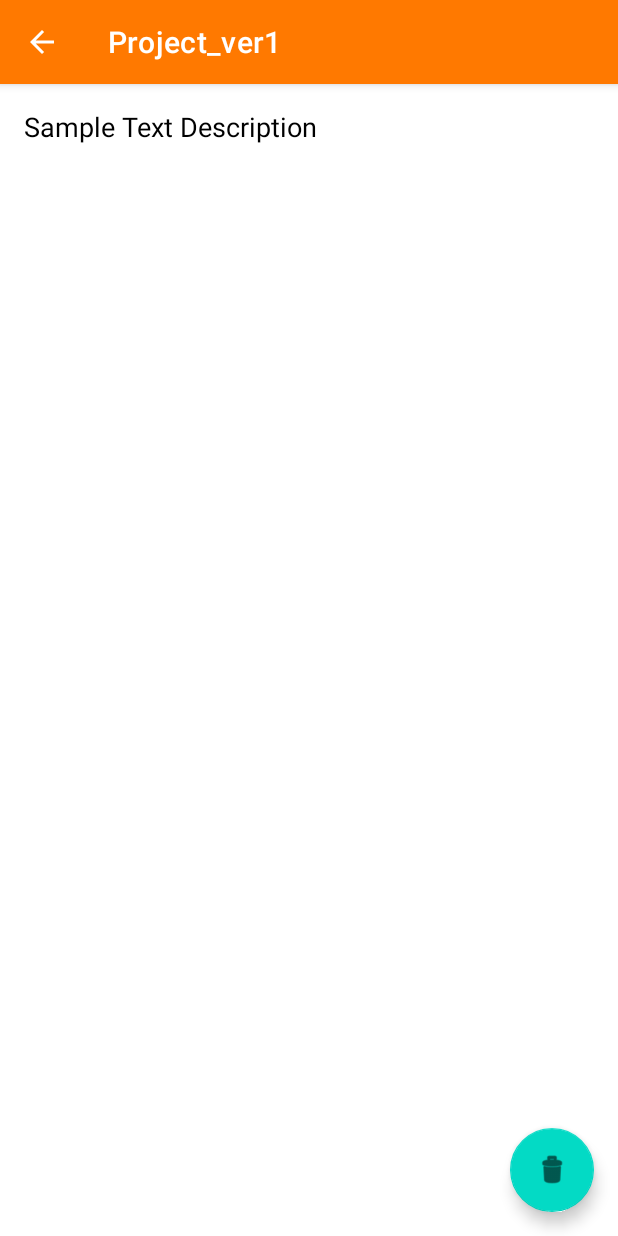
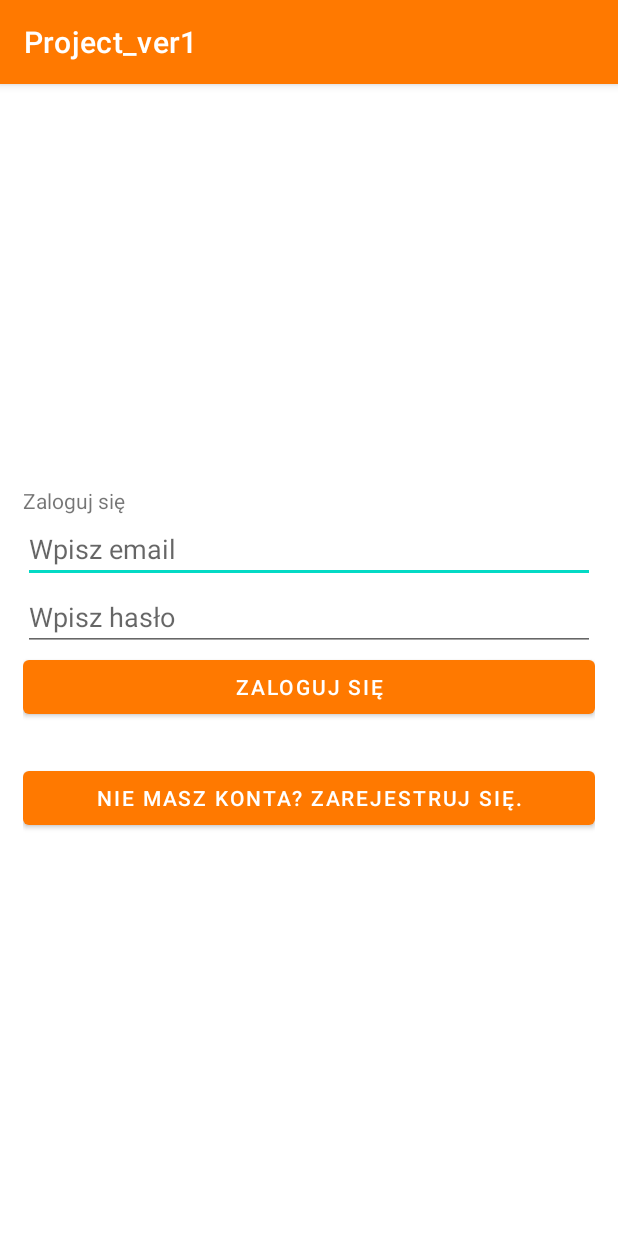
Before and after one commit to krzysztofb200/Product-Description-Analyzer, an Android app: the screen it shows after launch (ListDetail before the commit, LoginActivity after it), on a phone screen of 412 x 824 dp. Run offline under Robolectric (Android 15) with nearby library versions, the phone set to English and light mode, and no system bars; our stand-ins replace Firebase (no records; nobody signed in at launch, a user with empty details on screens opened directly).

Commit message:
- login activity added

```diff
--- /dev/null
+++ b/app/src/main/java/com/example/project_ver1/LoginActivity.java
@@ -0,0 +1,125 @@
+package com.example.project_ver1;
+
+import android.os.Bundle;
+import android.content.Intent;
+import android.text.TextUtils;
+import android.view.View;
+import android.widget.ProgressBar;
+import android.widget.Toast;
+import android.widget.EditText;
+import android.widget.Button;
+import androidx.annotation.NonNull;
+import androidx.appcompat.app.AppCompatActivity;
+import com.google.firebase.auth.FirebaseAuth;
+import com.google.firebase.auth.AuthResult;
+import com.google.android.gms.tasks.OnCompleteListener;
+import com.google.android.gms.tasks.Task;
+
+public class LoginActivity extends AppCompatActivity {
+
+    private EditText emailTextView, passwordTextView;
+    private Button btnLogin, btnRegistrationActivity;
+    private ProgressBar progressbar;
+
+    private FirebaseAuth mAuth;
+    @Override
+    protected void onCreate(Bundle savedInstanceState)
+    {
+        super.onCreate(savedInstanceState);
+        setContentView(R.layout.activity_login);
+        // taking instance of FirebaseAuth
+        mAuth = FirebaseAuth.getInstance();
+
+        // initialising all views through id defined above
+        emailTextView = findViewById(R.id.email);
+        passwordTextView = findViewById(R.id.password);
+        btnLogin = findViewById(R.id.login);
+        btnRegistrationActivity = findViewById(R.id.btnRegistrationActivity);
+        progressbar = findViewById(R.id.progressBar);
+
+        // Set on Click Listener on Sign-in button
+        btnLogin.setOnClickListener(new View.OnClickListener() {
+            @Override
+            public void onClick(View v)
+            {
+                loginUserAccount();
+            }
+        });
+
+        btnRegistrationActivity.setOnClickListener(new View.OnClickListener() {
+            @Override
+            public void onClick(View view) {
+                Intent i = new Intent(getApplicationContext(), RegistrationActivity.class);
+                startActivity(i);
+            }
+        });
+    }
+
+    private void loginUserAccount()
+    {
+
+        // show the visibility of progress bar to show loading
+        progressbar.setVisibility(View.VISIBLE);
+
+        // Take the value of two edit texts in Strings
+        String email, password;
+        email = emailTextView.getText().toString();
+        password = passwordTextView.getText().toString();
+
+        // validations for input email and password
+        if (TextUtils.isEmpty(email)) {
+            Toast.makeText(getApplicationContext(),
+                            "Please enter email!!",
+                            Toast.LENGTH_LONG)
+                    .show();
+            return;
+        }
+
+        if (TextUtils.isEmpty(password)) {
+            Toast.makeText(getApplicationContext(),
+                            "Please enter password!!",
+                            Toast.LENGTH_LONG)
+                    .show();
+            return;
+        }
+
+        // signin existing user
+        mAuth.signInWithEmailAndPassword(email, password)
+                .addOnCompleteListener(
+                        new OnCompleteListener<AuthResult>() {
+                            @Override
+                            public void onComplete(
+                                    @NonNull Task<AuthResult> task)
+                            {
+                                if (task.isSuccessful()) {
+                                    Toast.makeText(getApplicationContext(),
+                                                    "Login successful!!",
+                                                    Toast.LENGTH_LONG)
+                                            .show();
+
+                                    // hide the progress bar
+                                    progressbar.setVisibility(View.GONE);
+
+                                    // if sign-in is successful
+                                    // intent to home activity
+                                    Intent intent
+                                            = new Intent(LoginActivity.this,
+                                            MainActivity.class);
+                                    startActivity(intent);
+                                }
+
+                                else {
+
+                                    // sign-in failed
+                                    Toast.makeText(getApplicationContext(),
+                                                    "Login failed!!",
+                                                    Toast.LENGTH_LONG)
+                                            .show();
+
+                                    // hide the progress bar
+                                    progressbar.setVisibility(View.GONE);
+                                }
+                            }
+                        });
+    }
+}
--- /dev/null
+++ b/app/src/main/res/layout/activity_login.xml
@@ -0,0 +1,57 @@
+<?xml version="1.0" encoding="utf-8"?>
+<!-- Linear Layout with vertical orientation and other properties -->
+
+<LinearLayout
+    xmlns:android="http://schemas.android.com/apk/res/android"
+    xmlns:app="http://schemas.android.com/apk/res-auto"
+    xmlns:tools="http://schemas.android.com/tools"
+
+    android:layout_width="match_parent"
+    android:layout_height="match_parent"
+    android:gravity="center_vertical"
+    android:orientation="vertical"
+    android:padding="15dp"
+    tools:context=".LoginActivity">
+
+    <!-- TextView for heading -->
+    <TextView
+        android:layout_width="wrap_content"
+        android:layout_height="wrap_content"
+        android:text="@string/login" />
+
+    <!-- Edit text for email -->
+    <EditText
+        android:id="@+id/email"
+        android:layout_width="match_parent"
+        android:layout_height="wrap_content"
+        android:hint="@string/email" />
+
+    <!-- Edit text for password -->
+    <EditText
+        android:id="@+id/password"
+        android:layout_width="match_parent"
+        android:layout_height="wrap_content"
+        android:hint="@string/password"
+        android:inputType="textPassword" />
+
+    <!-- Button for Login with text "Login" -->
+    <Button
+        android:id="@+id/login"
+        android:layout_width="match_parent"
+        android:layout_height="wrap_content"
+        android:text="@string/login" />
+
+    <!-- ProgressBar for Loading Time -->
+    <ProgressBar
+        android:id="@+id/progressBar"
+        android:layout_width="wrap_content"
+        android:layout_height="wrap_content"
+        android:visibility="gone" />
+
+    <Button
+        android:id="@+id/btnRegistrationActivity"
+        android:layout_width="match_parent"
+        android:layout_height="wrap_content"
+        android:layout_marginTop="26dp"
+        android:text="@string/register_question" />
+</LinearLayout>
--- a/app/src/main/res/layout/nav_header_main.xml
+++ b/app/src/main/res/layout/nav_header_main.xml
@@ -21,6 +21,7 @@
         app:srcCompat="@mipmap/ic_launcher_round" />
 
     <TextView
+        android:id="@+id/nav_username"
         android:layout_width="match_parent"
         android:layout_height="wrap_content"
         android:paddingTop="@dimen/nav_header_vertical_spacing"
@@ -28,7 +29,7 @@
         android:textAppearance="@style/TextAppearance.AppCompat.Body1" />
 
     <TextView
-        android:id="@+id/textView"
+        android:id="@+id/nav_email"
         android:layout_width="wrap_content"
         android:layout_height="wrap_content"
         android:text="@string/nav_header_subtitle" />
--- a/app/src/main/res/values/strings.xml
+++ b/app/src/main/res/values/strings.xml
@@ -6,7 +6,6 @@
     <string name="nav_header_subtitle">android.studio@android.com</string>
     <string name="nav_header_desc">Navigation header</string>
     <string name="action_settings">Settings</string>
-
     <string name="menu_home">Wyszukaj produkt</string>
     <string name="menu_gallery">Ostatnio dodane</string>
     <string name="menu_slideshow">Kategorie</string>
@@ -23,4 +22,12 @@
     <string name="code_website">Website</string>
     <string name="list_detail_edit">Edytuj</string>
     <string name="link_detail">Link</string>
+    <string name="register_question">Nie masz konta? Zarejestruj się.</string>
+    <string name="login_question">Masz już konto? Zaloguj się.</string>
+    <string name="login">Zaloguj się</string>
+    <string name="register">Zarejestruj się</string>
+    <string name="email">Wpisz email</string>
+    <string name="password">Wpisz hasło</string>
+    <string name="confirm_password">Potwierdź hasło</string>
+    <string name="username">Wpisz nazwę użytkownika</string>
 </resources>
```
Also changed, not shown: app/src/main/AndroidManifest.xml (+32 -13 lines), app/src/main/java/com/example/project_ver1/MainActivity.java (+49 -0 lines), app/src/main/java/com/example/project_ver1/RegistrationActivity.java (added, +149 -0 lines), app/src/main/res/layout/activity_registration.xml (added, +69 -0 lines).
